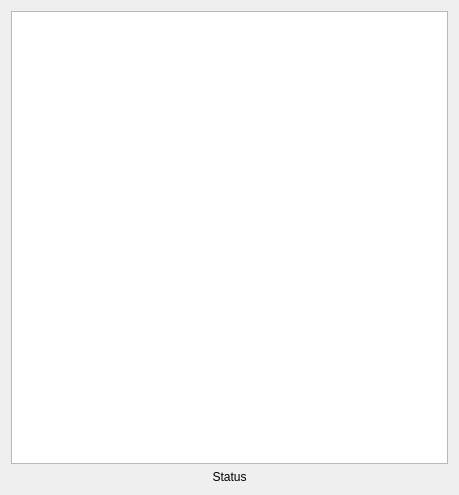
Before: the Qt Designer form gameframe.ui in JamesZFS/Plongeur, drawn with Qt 5.
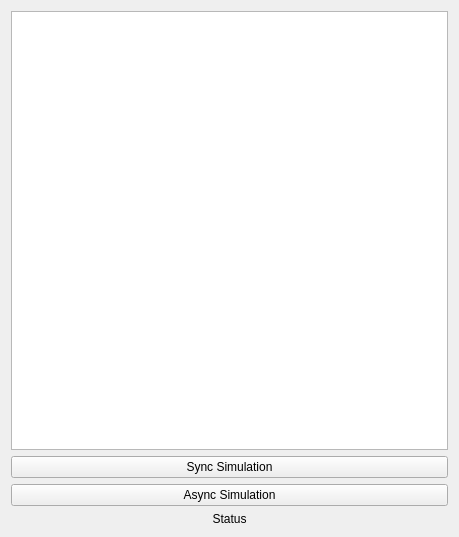
After: the same form once the commit is applied.

Commit message: [add] Proxy Engine, supports both sync and async simulation

Diff of the .ui file:
```diff
--- a/gameframe.ui
+++ b/gameframe.ui
@@ -7,7 +7,7 @@
     <x>0</x>
     <y>0</y>
     <width>459</width>
-    <height>495</height>
+    <height>537</height>
    </rect>
   </property>
   <property name="windowTitle">
@@ -20,7 +20,7 @@
    <item row="0" column="0">
     <widget class="QGraphicsView" name="graphicsView"/>
    </item>
-   <item row="1" column="0">
+   <item row="3" column="0">
     <widget class="QLabel" name="labelStatus">
      <property name="text">
       <string>Status</string>
@@ -30,6 +30,20 @@
      </property>
     </widget>
    </item>
+   <item row="1" column="0">
+    <widget class="QPushButton" name="bt_sync">
+     <property name="text">
+      <string>Sync Simulation</string>
+     </property>
+    </widget>
+   </item>
+   <item row="2" column="0">
+    <widget class="QPushButton" name="bt_async">
+     <property name="text">
+      <string>Async Simulation</string>
+     </property>
+    </widget>
+   </item>
   </layout>
  </widget>
  <resources/>
```
The commit also changes 9 other files.
